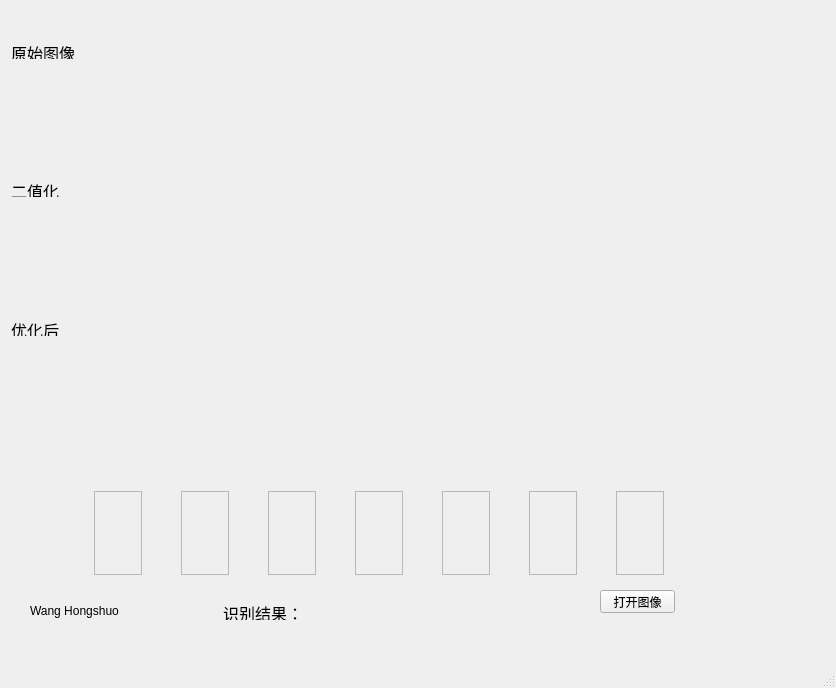
WangHongshuo/Licence_Plates_Recognition-Qt-opencv, file mainwindow.ui: the form before one commit.
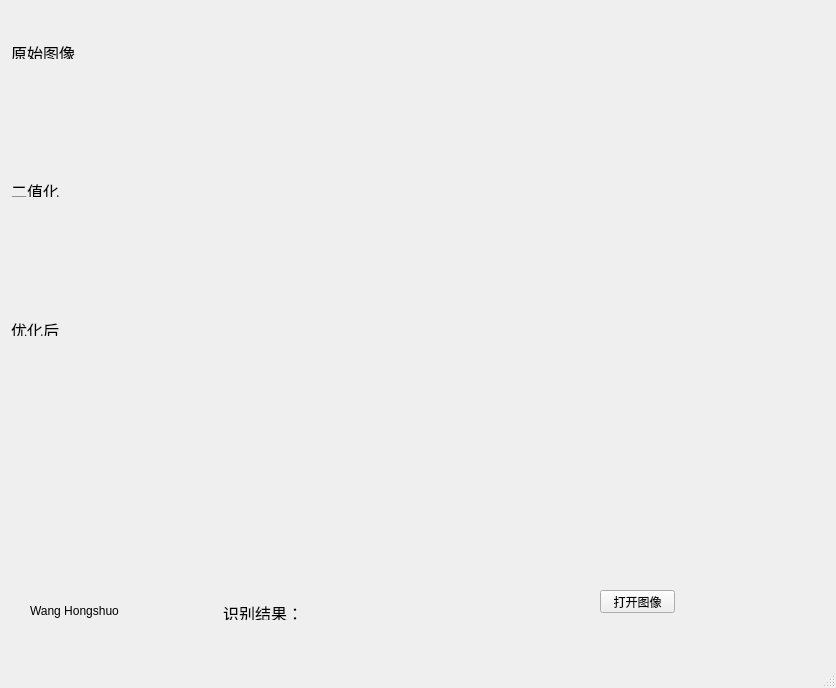
The form after the commit. Custom widgets are drawn as their Qt base class.

Commit message: added new function in ImageWidget, but didn't  finish it

```diff
--- a/mainwindow.ui
+++ b/mainwindow.ui
@@ -106,223 +106,6 @@
      </rect>
     </property>
    </widget>
-   <widget class="QLabel" name="c5">
-    <property name="geometry">
-     <rect>
-      <x>442</x>
-      <y>491</y>
-      <width>48</width>
-      <height>84</height>
-     </rect>
-    </property>
-    <property name="minimumSize">
-     <size>
-      <width>48</width>
-      <height>84</height>
-     </size>
-    </property>
-    <property name="maximumSize">
-     <size>
-      <width>48</width>
-      <height>84</height>
-     </size>
-    </property>
-    <property name="frameShape">
-     <enum>QFrame::StyledPanel</enum>
-    </property>
-    <property name="frameShadow">
-     <enum>QFrame::Plain</enum>
-    </property>
-    <property name="text">
-     <string/>
-    </property>
-   </widget>
-   <widget class="QLabel" name="c6">
-    <property name="geometry">
-     <rect>
-      <x>529</x>
-      <y>491</y>
-      <width>48</width>
-      <height>84</height>
-     </rect>
-    </property>
-    <property name="minimumSize">
-     <size>
-      <width>48</width>
-      <height>84</height>
-     </size>
-    </property>
-    <property name="maximumSize">
-     <size>
-      <width>48</width>
-      <height>84</height>
-     </size>
-    </property>
-    <property name="frameShape">
-     <enum>QFrame::StyledPanel</enum>
-    </property>
-    <property name="frameShadow">
-     <enum>QFrame::Plain</enum>
-    </property>
-    <property name="text">
-     <string/>
-    </property>
-   </widget>
-   <widget class="QLabel" name="c7">
-    <property name="geometry">
-     <rect>
-      <x>616</x>
-      <y>491</y>
-      <width>48</width>
-      <height>84</height>
-     </rect>
-    </property>
-    <property name="minimumSize">
-     <size>
-      <width>48</width>
-      <height>84</height>
-     </size>
-    </property>
-    <property name="maximumSize">
-     <size>
-      <width>48</width>
-      <height>84</height>
-     </size>
-    </property>
-    <property name="frameShape">
-     <enum>QFrame::StyledPanel</enum>
-    </property>
-    <property name="frameShadow">
-     <enum>QFrame::Plain</enum>
-    </property>
-    <property name="text">
-     <string/>
-    </property>
-   </widget>
-   <widget class="QLabel" name="c2">
-    <property name="geometry">
-     <rect>
-      <x>181</x>
-      <y>491</y>
-      <width>48</width>
-      <height>84</height>
-     </rect>
-    </property>
-    <property name="minimumSize">
-     <size>
-      <width>48</width>
-      <height>84</height>
-     </size>
-    </property>
-    <property name="maximumSize">
-     <size>
-      <width>48</width>
-      <height>84</height>
-     </size>
-    </property>
-    <property name="frameShape">
-     <enum>QFrame::StyledPanel</enum>
-    </property>
-    <property name="frameShadow">
-     <enum>QFrame::Plain</enum>
-    </property>
-    <property name="text">
-     <string/>
-    </property>
-   </widget>
-   <widget class="QLabel" name="c1">
-    <property name="geometry">
-     <rect>
-      <x>94</x>
-      <y>491</y>
-      <width>48</width>
-      <height>84</height>
-     </rect>
-    </property>
-    <property name="minimumSize">
-     <size>
-      <width>48</width>
-      <height>84</height>
-     </size>
-    </property>
-    <property name="maximumSize">
-     <size>
-      <width>48</width>
-      <height>84</height>
-     </size>
-    </property>
-    <property name="frameShape">
-     <enum>QFrame::StyledPanel</enum>
-    </property>
-    <property name="frameShadow">
-     <enum>QFrame::Plain</enum>
-    </property>
-    <property name="text">
-     <string/>
-    </property>
-   </widget>
-   <widget class="QLabel" name="c3">
-    <property name="geometry">
-     <rect>
-      <x>268</x>
-      <y>491</y>
-      <width>48</width>
-      <height>84</height>
-     </rect>
-    </property>
-    <property name="minimumSize">
-     <size>
-      <width>48</width>
-      <height>84</height>
-     </size>
-    </property>
-    <property name="maximumSize">
-     <size>
-      <width>48</width>
-      <height>84</height>
-     </size>
-    </property>
-    <property name="frameShape">
-     <enum>QFrame::StyledPanel</enum>
-    </property>
-    <property name="frameShadow">
-     <enum>QFrame::Plain</enum>
-    </property>
-    <property name="text">
-     <string/>
-    </property>
-   </widget>
-   <widget class="QLabel" name="c4">
-    <property name="geometry">
-     <rect>
-      <x>355</x>
-      <y>491</y>
-      <width>48</width>
-      <height>84</height>
-     </rect>
-    </property>
-    <property name="minimumSize">
-     <size>
-      <width>48</width>
-      <height>84</height>
-     </size>
-    </property>
-    <property name="maximumSize">
-     <size>
-      <width>48</width>
-      <height>84</height>
-     </size>
-    </property>
-    <property name="frameShape">
-     <enum>QFrame::StyledPanel</enum>
-    </property>
-    <property name="frameShadow">
-     <enum>QFrame::Plain</enum>
-    </property>
-    <property name="text">
-     <string/>
-    </property>
-   </widget>
    <widget class="QLabel" name="text_0">
     <property name="geometry">
      <rect>
@@ -362,7 +145,79 @@
      <string>&lt;html&gt;&lt;head/&gt;&lt;body&gt;&lt;p&gt;&lt;span style=&quot; font-size:12pt;&quot;&gt;优化后&lt;/span&gt;&lt;/p&gt;&lt;/body&gt;&lt;/html&gt;</string>
     </property>
    </widget>
-   <zorder>layoutWidget</zorder>
+   <widget class="ImageWidget" name="show_character_1" native="true">
+    <property name="geometry">
+     <rect>
+      <x>100</x>
+      <y>490</y>
+      <width>48</width>
+      <height>84</height>
+     </rect>
+    </property>
+   </widget>
+   <widget class="ImageWidget" name="show_character_2" native="true">
+    <property name="geometry">
+     <rect>
+      <x>170</x>
+      <y>490</y>
+      <width>48</width>
+      <height>84</height>
+     </rect>
+    </property>
+   </widget>
+   <widget class="ImageWidget" name="show_character_3" native="true">
+    <property name="geometry">
+     <rect>
+      <x>260</x>
+      <y>490</y>
+      <width>48</width>
+      <height>84</height>
+     </rect>
+    </property>
+   </widget>
+   <widget class="ImageWidget" name="show_character_4" native="true">
+    <property name="geometry">
+     <rect>
+      <x>360</x>
+      <y>500</y>
+      <width>48</width>
+      <height>84</height>
+     </rect>
+    </property>
+   </widget>
+   <widget class="ImageWidget" name="show_character_5" native="true">
+    <property name="geometry">
+     <rect>
+      <x>450</x>
+      <y>500</y>
+      <width>48</width>
+      <height>84</height>
+     </rect>
+    </property>
+   </widget>
+   <widget class="ImageWidget" name="show_character_6" native="true">
+    <property name="geometry">
+     <rect>
+      <x>530</x>
+      <y>500</y>
+      <width>48</width>
+      <height>84</height>
+     </rect>
+    </property>
+   </widget>
+   <widget class="ImageWidget" name="show_character_7" native="true">
+    <property name="geometry">
+     <rect>
+      <x>620</x>
+      <y>500</y>
+      <width>48</width>
+      <height>84</height>
+     </rect>
+    </property>
+   </widget>
+   <zorder>text_0</zorder>
+   <zorder>text_1</zorder>
+   <zorder>text_2</zorder>
    <zorder>open_img</zorder>
    <zorder>layoutWidget</zorder>
    <zorder>layoutWidget</zorder>
```
Left out of the diff: 9 changed lines with no effect on the pictures. The commit also changes 5 other files.
